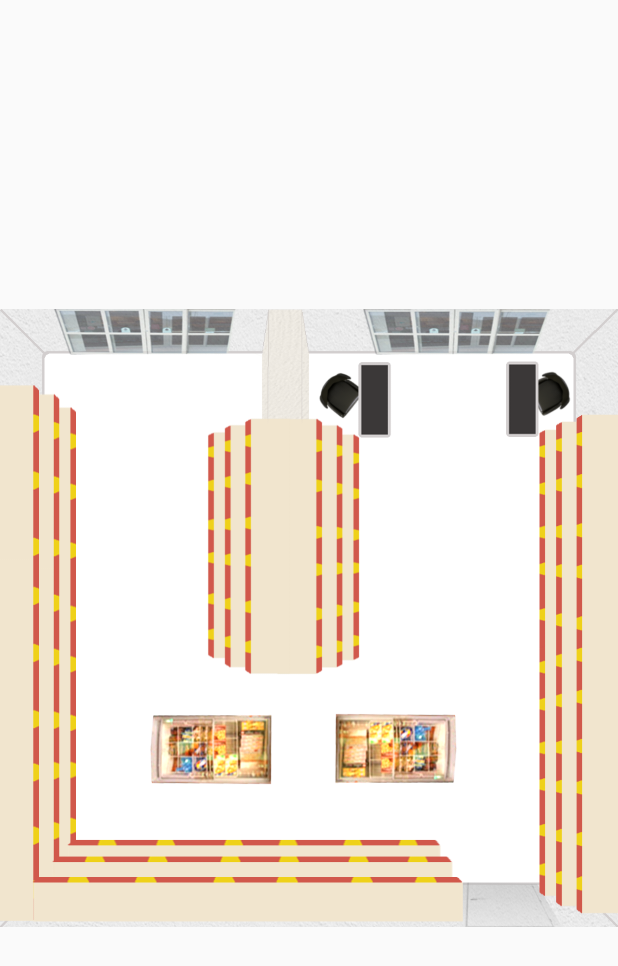
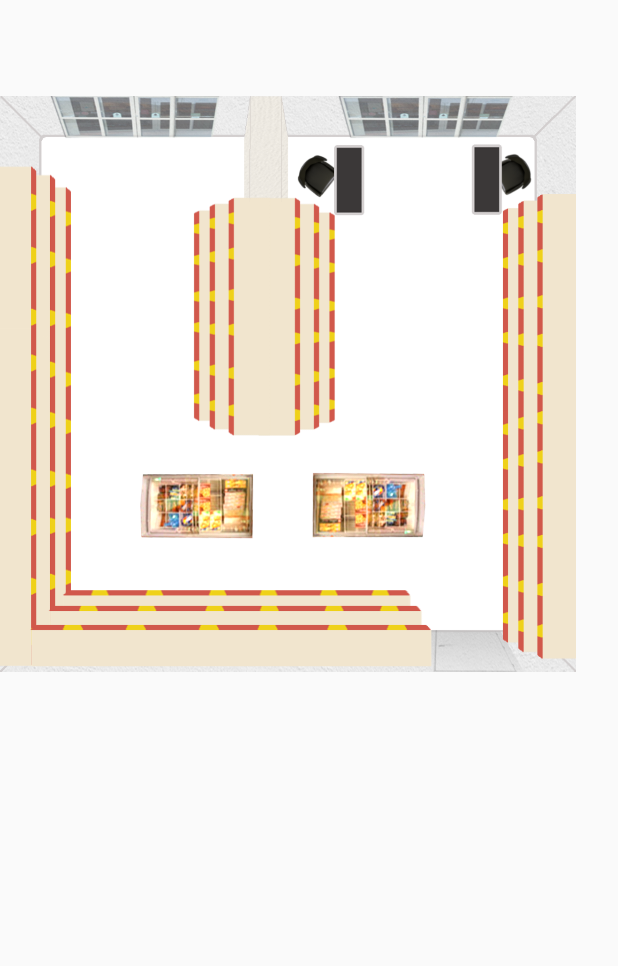
Before and after one commit to Sckipper/ShopMapp, an Android app: the layout activity_generare_imagine.xml on its own in the app's theme, with its tools: preview values and no code run, on a phone screen of 412 x 824 dp. Shown: the top 966 px of the screen. Run offline under Robolectric (Android 15) with nearby library versions, the phone set to English and light mode, and no system bars; network calls fail.

```diff
--- a/app/src/main/java/sz/shopmapp/GenerareImagine.java
+++ b/app/src/main/java/sz/shopmapp/GenerareImagine.java
@@ -2,12 +2,18 @@ package sz.shopmapp;
 
 import android.support.v7.app.AppCompatActivity;
 import android.os.Bundle;
+import android.util.Log;
+import android.widget.ImageView;
 
 public class GenerareImagine extends AppCompatActivity {
 
     @Override
     protected void onCreate(Bundle savedInstanceState) {
         super.onCreate(savedInstanceState);
+
+
+        //Log.d("Android: " , imgView.toString());
+        //imgView.setImageResource(R.drawable.magazin);
         setContentView(new CustomView(this));
     }
 }
--- a/app/src/main/res/layout/activity_generare_imagine.xml
+++ b/app/src/main/res/layout/activity_generare_imagine.xml
@@ -7,9 +7,9 @@
     tools:context="sz.shopmapp.GenerareImagine">
 
     <ImageView
-        android:id="@+id/imageView3"
-        android:layout_width="wrap_content"
-        android:layout_height="wrap_content"
+        android:id="@+id/magazin_imageView"
+        android:layout_width="384dp"
+        android:layout_height="511dp"
         app:srcCompat="@drawable/magazin"
         tools:layout_editor_absoluteX="0dp"
         tools:layout_editor_absoluteY="0dp" />
```
